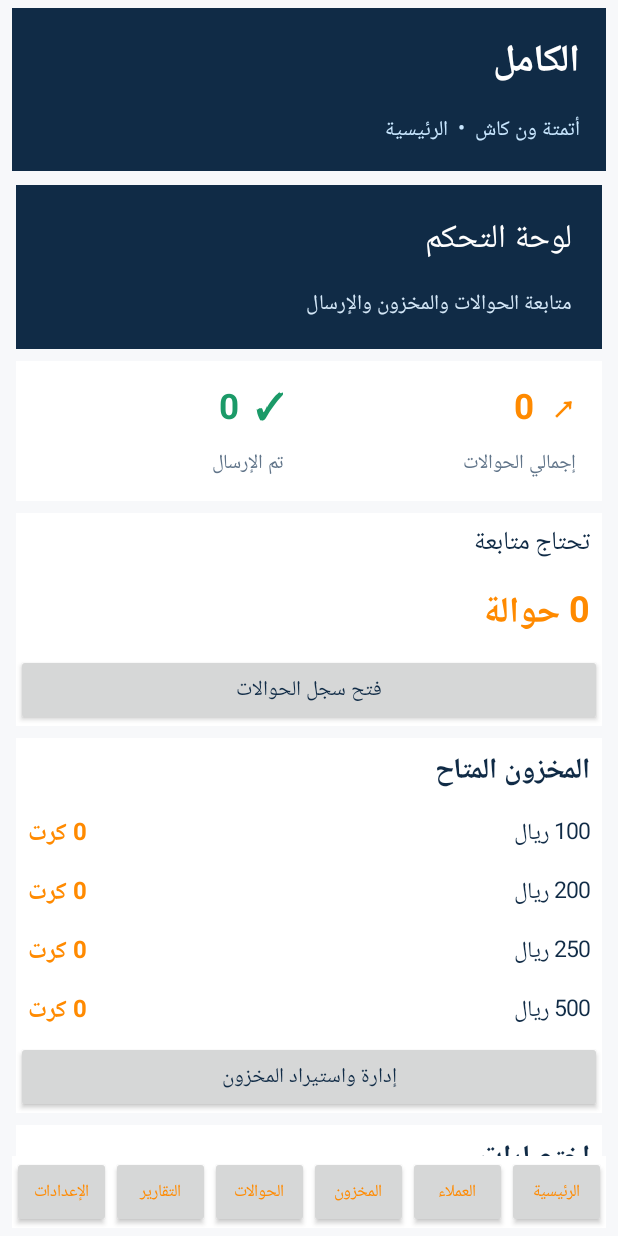
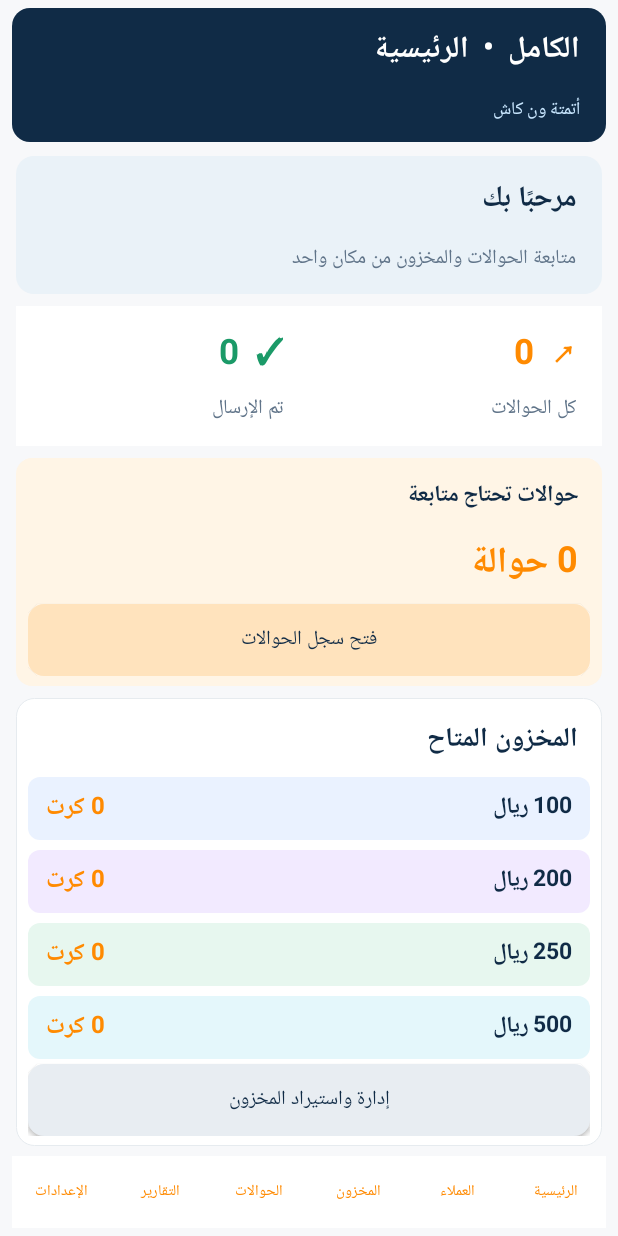
Before and after one commit to mohammedkamelkamel-tech/alkamel-onecash-automation, an Android app: the screen it shows after launch (MainActivity), on a phone screen of 412 x 824 dp. Run offline under Robolectric (Android 15) with nearby library versions, the phone set to English and light mode, and no system bars.

Commit message:
Redesign home dashboard with compact cards and clean navigation

```diff
--- a/app/src/main/java/com/alkamel/onecash/MainActivity.java
+++ b/app/src/main/java/com/alkamel/onecash/MainActivity.java
@@ -23,23 +23,37 @@ public class MainActivity extends Activity {
     LinearLayout col(){LinearLayout l=new LinearLayout(this);l.setOrientation(1);return l;}
     View card(){LinearLayout l=col();l.setBackgroundColor(white);l.setPadding(8,8,8,8);return l;}
     void addCard(View v){LinearLayout.LayoutParams p=new LinearLayout.LayoutParams(-1,-2);p.setMargins(0,0,0,12);body.addView(v,p);} void addListCard(LinearLayout list,View v){LinearLayout.LayoutParams p=new LinearLayout.LayoutParams(-1,-2);p.setMargins(0,0,0,12);list.addView(v,p);}
+    android.graphics.drawable.GradientDrawable shape(int color,int radius,int stroke){android.graphics.drawable.GradientDrawable g=new android.graphics.drawable.GradientDrawable();g.setColor(color);g.setCornerRadius(radius);if(stroke!=0)g.setStroke(1,stroke);return g;}
+    TextView label(String s,int size,int color,boolean bold){TextView t=txt(s,size,color);if(bold)t.setTypeface(null,Typeface.BOLD);return t;}
+    Button homeButton(String s,Runnable r,int color){Button b=btn(s,r);b.setTextSize(13);b.setMinHeight(46);b.setPadding(8,4,8,4);b.setBackground(shape(color,16,0));b.setTextColor(color==navy?white:navy);return b;}
     void base(String screen){root=col();root.setLayoutDirection(View.LAYOUT_DIRECTION_RTL);root.setBackgroundColor(bg);root.setPadding(12,8,12,8);
-        LinearLayout header=col();header.setBackgroundColor(navy);header.setPadding(14,14,14,14);
-        TextView brand=txt("الكامل",25,white);brand.setTypeface(null,Typeface.BOLD);header.addView(brand);
-        header.addView(txt("أتمتة ون كاش  •  "+screen,14,0xffc9e7ff));root.addView(header);
+        LinearLayout header=col();header.setBackground(shape(navy,18,0));header.setPadding(14,8,14,8);
+        TextView brand=txt("الكامل  •  "+screen,20,white);brand.setTypeface(null,Typeface.BOLD);header.addView(brand);
+        header.addView(txt("أتمتة ون كاش",12,0xffc9e7ff));root.addView(header);
         ScrollView sc=new ScrollView(this);body=col();body.setPadding(4,14,4,16);sc.addView(body);root.addView(sc,new LinearLayout.LayoutParams(-1,0,1));
         nav=row();nav.setBackgroundColor(white);nav.setGravity(Gravity.CENTER);String[][] n={{"الرئيسية","home"},{"العملاء","customers"},{"المخزون","inventory"},{"الحوالات","transfers"},{"التقارير","reports"},{"الإعدادات","settings"}};
-        for(String[] x:n){Button b=new Button(this);b.setText(x[0]);b.setTextSize(11);b.setAllCaps(false);b.setPadding(2,4,2,4);b.setMinWidth(0);b.setTextColor(blue);b.setOnClickListener(v->{switch(x[1]){case"home":showHome();break;case"customers":showCustomers();break;case"inventory":showInventory();break;case"transfers":showTransfers();break;case"reports":showReports();break;case"settings":showSettings();}});nav.addView(b,new LinearLayout.LayoutParams(0,-2,1));}
+        for(String[] x:n){Button b=new Button(this);b.setText(x[0]);b.setTextSize(10);b.setAllCaps(false);b.setPadding(0,2,0,2);b.setMinWidth(0);b.setMinHeight(42);b.setTextColor(blue);b.setBackgroundColor(0x00000000);b.setOnClickListener(v->{switch(x[1]){case"home":showHome();break;case"customers":showCustomers();break;case"inventory":showInventory();break;case"transfers":showTransfers();break;case"reports":showReports();break;case"settings":showSettings();}});nav.addView(b,new LinearLayout.LayoutParams(0,-2,1));}
         root.addView(nav);setContentView(root);
     }
     View stat(String label,String value,int color,String icon){LinearLayout c=col();c.setBackgroundColor(white);c.setPadding(14,12,14,12);TextView v=txt(icon+"  "+value,23,color);v.setTypeface(null,Typeface.BOLD);c.addView(v);c.addView(txt(label,13,0xff607489));return c;}
     void showHome(){base("الرئيسية");
-        LinearLayout hero=col();hero.setBackgroundColor(navy);hero.setPadding(18,18,18,18);hero.addView(txt("لوحة التحكم",22,white));hero.addView(txt("متابعة الحوالات والمخزون والإرسال",14,0xffd5e8f8));addCard(hero);
-        LinearLayout stats=row();stats.addView(stat("إجمالي الحوالات",String.valueOf(db.countTransfers()),blue,"↗"),new LinearLayout.LayoutParams(0,-2,1));stats.addView(stat("تم الإرسال",String.valueOf(db.sentCount()),green,"✓"),new LinearLayout.LayoutParams(0,-2,1));addCard(stats);
-        LinearLayout pending=col();pending.setBackgroundColor(white);pending.addView(txt("تحتاج متابعة",17,navy));TextView count=txt(String.valueOf(db.reviewCount())+" حوالة",24,orange);count.setTypeface(null,Typeface.BOLD);pending.addView(count);pending.addView(btn("فتح سجل الحوالات",()->showTransfers()));addCard(pending);
-        LinearLayout stock=col();stock.setBackgroundColor(white);stock.addView(title("المخزون المتاح"));for(int d:new int[]{100,200,250,500}){LinearLayout rr=row();rr.addView(txt(d+" ريال",15,navy),new LinearLayout.LayoutParams(0,-2,1));TextView q=txt(db.available(d)+" كرت",16,blue);q.setTypeface(null,Typeface.BOLD);rr.addView(q);stock.addView(rr);}stock.addView(btn("إدارة واستيراد المخزون",()->showInventory()));addCard(stock);
-        LinearLayout quick=col();quick.setBackgroundColor(white);quick.addView(title("اختصارات"));quick.addView(btn("＋ تسجيل عميل",()->showCustomers()));quick.addView(btn("⇧ استيراد كروت TXT",()->showInventory()));quick.addView(btn("⚙ إعدادات ون كاش",()->showSettings()));addCard(quick);
-        TextView status=txt("الإرسال الآلي: "+(db.setting("auto_send").equals("1")?"مفعّل":"متوقف"),15,db.setting("auto_send").equals("1")?red:green);status.setTypeface(null,Typeface.BOLD);addCard(status);
+        LinearLayout welcome=col();welcome.setBackground(shape(0xffeaf2f8,18,0));welcome.setPadding(14,10,14,10);
+        welcome.addView(label("مرحبًا بك",19,navy,true));welcome.addView(txt("متابعة الحوالات والمخزون من مكان واحد",13,0xff607489));addCard(welcome);
+        LinearLayout stats=row();stats.setGravity(Gravity.CENTER);stats.setPadding(0,0,0,0);
+        stats.addView(stat("كل الحوالات",String.valueOf(db.countTransfers()),orange,"↗"),new LinearLayout.LayoutParams(0,-2,1));
+        stats.addView(stat("تم الإرسال",String.valueOf(db.sentCount()),green,"✓"),new LinearLayout.LayoutParams(0,-2,1));addCard(stats);
+        LinearLayout pending=col();pending.setBackground(shape(0xfffff5e6,16,0));pending.setPadding(12,10,12,10);
+        pending.addView(label("حوالات تحتاج متابعة",15,navy,true));
+        TextView count=label(String.valueOf(db.reviewCount())+" حوالة",24,orange,true);pending.addView(count);
+        Button pendingBtn=homeButton("فتح سجل الحوالات",()->showTransfers(),0xffffe3bd);pending.addView(pendingBtn);addCard(pending);
+        LinearLayout stock=col();stock.setBackground(shape(white,18,0xffe6ebef));stock.setPadding(12,10,12,10);stock.addView(label("المخزون المتاح",18,navy,true));
+        int[] colors={0xffeaf2ff,0xfff2eaff,0xffe7f7ef,0xffe4f7fb};int idx=0;
+        for(int d:new int[]{100,200,250,500}){LinearLayout rr=row();rr.setBackground(shape(colors[idx++],12,0));rr.setPadding(6,2,6,2);TextView den=label(d+" ريال",15,navy,true);rr.addView(den,new LinearLayout.LayoutParams(0,-2,1));TextView q=label(db.available(d)+" كرت",16,orange,true);rr.addView(q);LinearLayout.LayoutParams rp=new LinearLayout.LayoutParams(-1,-2);rp.setMargins(0,5,0,5);stock.addView(rr,rp);}
+        stock.addView(homeButton("إدارة واستيراد المخزون",()->showInventory(),0xffe8edf2));addCard(stock);
+        LinearLayout quick=col();quick.setBackground(shape(white,18,0xffe6ebef));quick.setPadding(12,10,12,10);quick.addView(label("اختصارات سريعة",18,navy,true));
+        LinearLayout q1=row();q1.addView(homeButton("＋ تسجيل عميل",()->showCustomers(),0xffeaf2ff),new LinearLayout.LayoutParams(0,48,1));q1.addView(homeButton("⇧ استيراد TXT",()->showInventory(),0xfffff0df),new LinearLayout.LayoutParams(0,48,1));quick.addView(q1);
+        LinearLayout q2=row();q2.addView(homeButton("⚙ إعدادات ون كاش",()->showSettings(),0xffeaf2ff),new LinearLayout.LayoutParams(0,48,1));q2.addView(homeButton("▤ التقارير",()->showReports(),0xffe7f7ef),new LinearLayout.LayoutParams(0,48,1));quick.addView(q2);addCard(quick);
+        boolean auto=db.setting("auto_send").equals("1");LinearLayout status=row();status.setBackground(shape(auto?0xffffeeee:0xffe8f7ef,16,0));status.setPadding(12,8,12,8);status.addView(label("الإرسال الآلي",14,navy,true),new LinearLayout.LayoutParams(0,-2,1));status.addView(label(auto?"مفعّل":"متوقف",15,auto?red:green,true));status.setOnClickListener(v->showSettings());addCard(status);
     }
     void showCustomers(){base("العملاء");EditText search=new EditText(this);search.setHint("بحث باسم العميل أو رقم الهاتف");body.addView(search);EditText name=new EditText(this);name.setHint("اسم المحوّل كما يظهر في ون كاش");EditText phone=new EditText(this);phone.setHint("رقم الجوال المستلم");phone.setInputType(3);body.addView(name);body.addView(phone);body.addView(btn("حفظ عميل جديد",()->{if(db.addCustomer(name.getText().toString(),phone.getText().toString())){toast("تم حفظ العميل");showCustomers();}else toast("تعذر الحفظ: الاسم مكرر أو البيانات ناقصة");}));
         TextView note=txt("إدارة الربط: اضغط على العميل للتعديل، واضغط مطولًا للحذف.",13,0xff64788b);body.addView(note);
```
